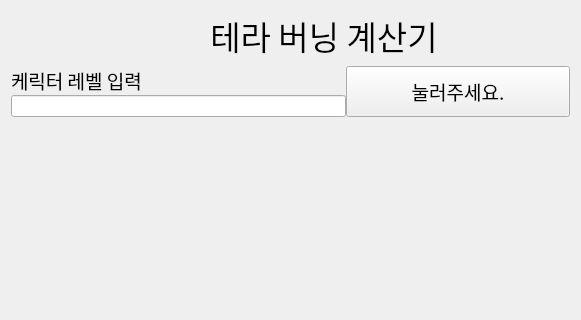
This is tera_ui.ui in 82lilsak/Tera_burning as Qt 5 draws it before an edit; both pictures show x 0 to 581 and y 0 to 320 of the 581 by 760 pixel window. The edited form follows.
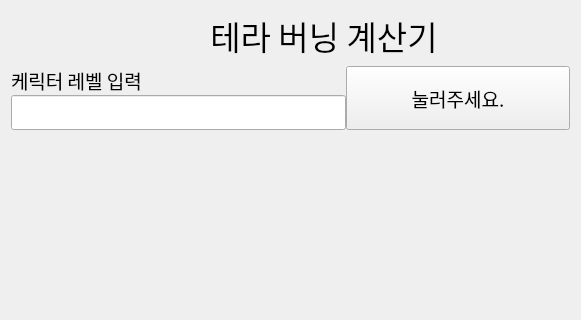
This is the edited form. Icons and pictures are not drawn.

Commit message:
do list
exel 파일 변환 -> 리스트

인덱스를 활용하여

레벨 입력 값이 범위안이면
If 를 사용하여

if 30 >readtxt >10:
    Lbl.Set text(Huntlist[n])

What changed in the file:
```diff
--- a/tera_ui.ui
+++ b/tera_ui.ui
@@ -93,6 +93,14 @@
              <verstretch>0</verstretch>
             </sizepolicy>
            </property>
+           <property name="font">
+            <font>
+             <family>CookieRun Bold</family>
+             <pointsize>14</pointsize>
+             <weight>75</weight>
+             <bold>true</bold>
+            </font>
+           </property>
           </widget>
          </item>
         </layout>
```
Left out of the diff: 2 changed lines with no effect on the pictures. The commit also changes 1 other file.
